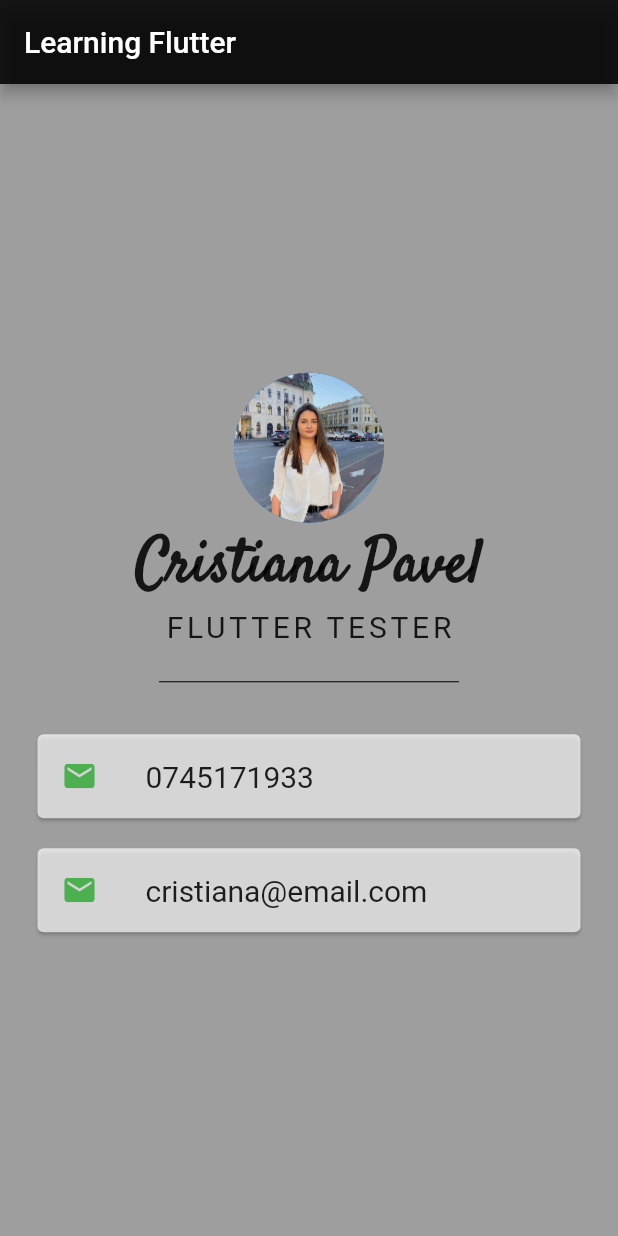
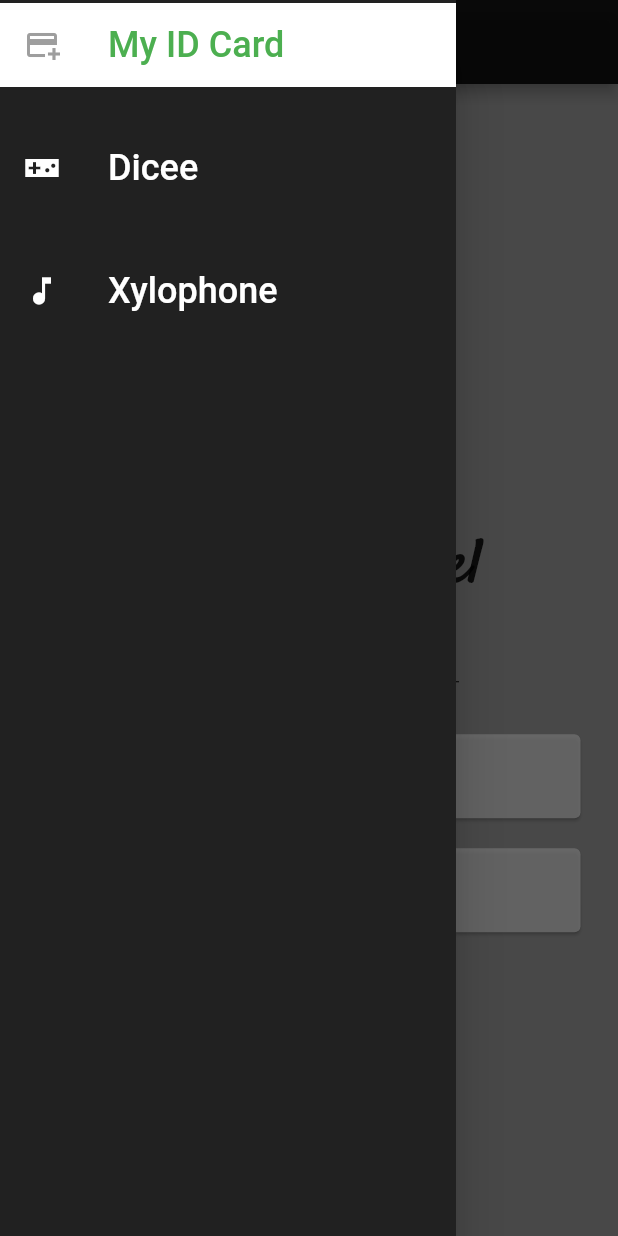
Before and after one commit to pavelcristiana/MyIDCard, a Flutter app: the screen it shows after launch, with the side drawer open (before the commit the screen has no drawer), on a phone screen of 412 x 824 dp. Run offline on Flutter 3.47's test engine with Material 2 defaults, Android fonts, the phone set to English and light mode, and no system bars.

Commit message:
some changes

```diff
--- a/lib/main.dart
+++ b/lib/main.dart
@@ -1,90 +1,61 @@
 import 'package:flutter/material.dart';
+import 'package:i_am_rich/page/dice_page.dart';
+import 'package:i_am_rich/page/my_id_card.dart';
+import 'package:provider/provider.dart';
+import 'package:i_am_rich/model/navigation_item.dart';
+import 'package:i_am_rich/widget/navigation_drawer_widget.dart';
+import 'package:i_am_rich/provider/navigation_provider.dart';
+import 'model/navigation_item.dart';
+import 'package:i_am_rich/main.dart';
+import 'package:i_am_rich/page/my_id_card.dart';
 
-//The main function is the starting point for all our Flutter Apps
-void main() {
+
+Future main() async {
+  WidgetsFlutterBinding.ensureInitialized();
+  // await SystemChrome.setPreferredOrientations([
+  //   DeviceOrientation.portraitUp,
+  //   DeviceOrientation.portraitDown,
+  // ]);
   runApp(MyApp());
 }
 
+class MainPage extends StatefulWidget {
+  @override
+  _MainPageState createState() => _MainPageState();
+}
+
 class MyApp extends StatelessWidget {
+
+  static final String title = 'Navigation Menu';
+
   @override
-  Widget build(BuildContext context) {
-    return MaterialApp(
-      home: Scaffold(
-        backgroundColor: Colors.grey,
-        appBar: AppBar(
-            backgroundColor: Colors.black87, title: Text('Learning Flutter')),
-        body: SafeArea(
-          child: Column(
-            mainAxisAlignment: MainAxisAlignment.center,
-            children: [
-              CircleAvatar(
-                radius: 50.0,
-                backgroundImage: AssetImage('images/MicrosoftTeams-image.png'),
-              ),
-              Text(
-                'Cristiana Pavel',
-                style: TextStyle(
-                  fontFamily: 'Satisfy',
-                  fontSize: 40.0,
-                  fontWeight: FontWeight.bold,
-                ),
-              ),
-              Text(
-                'FLUTTER TESTER',
-                style: TextStyle(
-                  fontFamily: 'Roboto',
-                  fontSize: 20.0,
-                  letterSpacing: 2.5,
-                ),
-              ),
-              SizedBox(
-                height: 50,
-                width: 200.0,
-                child: Divider(
-                  color: Colors.black,
-                ),
-              ),
+  Widget build(BuildContext context) => ChangeNotifierProvider(
+    create: (context) => NavigationProvider(),
+    child: MaterialApp(
+      debugShowCheckedModeBanner: false,
+      title: title,
+      theme: ThemeData(primarySwatch: Colors.deepOrange),
+      home: MainPage(),
+    ),
+  );
+}
 
-              Card(
-                color: Colors.white70,
-                margin: EdgeInsets.symmetric(vertical: 10.0, horizontal: 25.0),
-                child: ListTile(
-                  leading: Icon(
-                    Icons.email,
-                    color: Colors.green,
-                  ),
-                  title: Text(
-                    '0745171933',
-                    style: TextStyle(
-                      fontSize: 20.0,
-                      color: Colors.black87,
-                      fontFamily: 'Roboto',
-                    ),
-                  ),
-                ),
-              ),
-              Card(
-                color: Colors.white70,
-                margin: EdgeInsets.symmetric(vertical: 10.0, horizontal: 25.0),
-                child: ListTile(
-                  leading: Icon(
-                    Icons.email,
-                    color: Colors.green,
-                  ),
-                  title: Text(
-                    'cristiana@email.com',
-                    style: TextStyle(
-                      fontSize: 20.0,
-                      color: Colors.black87,
-                      fontFamily: 'Roboto',
-                    ),
-                  ),
-                ),
-              ),
-            ],
-          ),
-        ),
-      ),
-    );
+class _MainPageState extends State<MainPage> {
+  @override
+  Widget build(BuildContext context) => buildPages();
+
+  Widget buildPages() {
+    final provider = Provider.of<NavigationProvider>(context);
+    final navigationItem = provider.navigationItem;
+
+    switch (navigationItem) {
+      case NavigationItem.learning_flutter:
+        return MyIDCardPage();
+      case NavigationItem.dicee:
+        return DicePage();
+      case NavigationItem.Xylophone:
+        return DicePage();
+       }
   }
+
 }
--- /dev/null
+++ b/lib/model/navigation_item.dart
@@ -0,0 +1,5 @@
+enum NavigationItem {
+  learning_flutter,
+  dicee,
+  Xylophone,
+}
--- /dev/null
+++ b/lib/page/dice_page.dart
@@ -0,0 +1,61 @@
+import 'package:flutter/material.dart';
+import 'package:i_am_rich/main.dart';
+import 'package:i_am_rich/widget/navigation_drawer_widget.dart';
+import 'dart:math';
+
+class DicePage extends StatefulWidget {
+  @override
+  _DicePageState createState() => _DicePageState();
+}
+
+class _DicePageState extends State<DicePage> {
+  //this is going to refer to the number of the die that is going to be displayed on the left
+  int leftDiceNumber = 1;
+  //this is going to refer to the number of the die that is going to be displayed on the right
+  int rightDiceNumber = 1;
+
+  void changeDiceNumber() {
+    leftDiceNumber = Random().nextInt(6) + 1;
+    rightDiceNumber = Random().nextInt(6) + 1;
+  }
+
+  @override
+  Widget build(BuildContext context) {
+    return MaterialApp(
+      home: Scaffold(
+        drawer: NavigationDrawerWidget(),
+        backgroundColor: Colors.grey,
+        appBar: AppBar(
+          backgroundColor: Colors.black87,
+          title: Text('Dicee'),
+        ),
+        body: SafeArea(
+          child: Center(
+            child: Row(
+              children: [
+                Expanded(
+                    child: MaterialButton(
+                  onPressed: () {
+                    setState(() {
+                      changeDiceNumber();
+                    });
+                  },
+                  child: Image.asset('images/dice$leftDiceNumber.png'),
+                )),
+                Expanded(
+                  child: MaterialButton(
+                      onPressed: () {
+                        setState(() {
+                          changeDiceNumber();
+                        });
+                      },
+                      child: Image.asset('images/dice$rightDiceNumber.png')),
+                ),
+              ],
+            ),
+          ),
+        ),
+      ),
+    );
+  }
+}
--- /dev/null
+++ b/lib/page/my_id_card.dart
@@ -0,0 +1,86 @@
+import 'package:flutter/material.dart';
+import 'package:i_am_rich/widget/navigation_drawer_widget.dart';
+
+class MyIDCardPage extends StatelessWidget {
+  @override
+  Widget build(BuildContext context) {
+    return MaterialApp(
+      home: Scaffold(
+        drawer: NavigationDrawerWidget(),
+        backgroundColor: Colors.grey,
+        appBar: AppBar(
+            backgroundColor: Colors.black87, title: Text('Learning Flutter')),
+        body: SafeArea(
+          child: Column(
+            mainAxisAlignment: MainAxisAlignment.center,
+            children: [
+              CircleAvatar(
+                radius: 50.0,
+                backgroundImage: AssetImage('images/MicrosoftTeams-image.png'),
+              ),
+              Text(
+                'Cristiana Pavel',
+                style: TextStyle(
+                  fontFamily: 'Satisfy',
+                  fontSize: 40.0,
+                  fontWeight: FontWeight.bold,
+                ),
+              ),
+              Text(
+                'FLUTTER TESTER',
+                style: TextStyle(
+                  fontFamily: 'Roboto',
+                  fontSize: 20.0,
+                  letterSpacing: 2.5,
+                ),
+              ),
+              SizedBox(
+                height: 50,
+                width: 200.0,
+                child: Divider(
+                  color: Colors.black,
+                ),
+              ),
+              Card(
+                color: Colors.white70,
+                margin: EdgeInsets.symmetric(vertical: 10.0, horizontal: 25.0),
+                child: ListTile(
+                  leading: Icon(
+                    Icons.email,
+                    color: Colors.green,
+                  ),
+                  title: Text(
+                    '0745171933',
+                    style: TextStyle(
+                      fontSize: 20.0,
+                      color: Colors.black87,
+                      fontFamily: 'Roboto',
+                    ),
+                  ),
+                ),
+              ),
+              Card(
+                color: Colors.white70,
+                margin: EdgeInsets.symmetric(vertical: 10.0, horizontal: 25.0),
+                child: ListTile(
+                  leading: Icon(
+                    Icons.email,
+                    color: Colors.green,
+                  ),
+                  title: Text(
+                    'cristiana@email.com',
+                    style: TextStyle(
+                      fontSize: 20.0,
+                      color: Colors.black87,
+                      fontFamily: 'Roboto',
+                    ),
+                  ),
+                ),
+              ),
+            ],
+          ),
+        ),
+      ),
+    );
+  }
+}
--- /dev/null
+++ b/lib/provider/navigation_provider.dart
@@ -0,0 +1,14 @@
+import 'package:flutter/material.dart';
+import 'package:i_am_rich/model/navigation_item.dart';
+
+class NavigationProvider extends ChangeNotifier {
+  NavigationItem _navigationItem = NavigationItem.learning_flutter;
+
+  NavigationItem get navigationItem => _navigationItem;
+
+  void setNavigationItem(NavigationItem navigationItem) {
+    _navigationItem = navigationItem;
+
+    notifyListeners();
+  }
+}
--- /dev/null
+++ b/lib/widget/navigation_drawer_widget.dart
@@ -0,0 +1,78 @@
+import 'package:flutter/material.dart';
+import 'package:provider/provider.dart';
+import 'package:i_am_rich/model/navigation_item.dart';
+import 'package:i_am_rich/provider/navigation_provider.dart';
+
+class NavigationDrawerWidget extends StatelessWidget {
+  @override
+  Widget build(BuildContext context) => Drawer(
+        child: Container(
+          color: Colors.black87,
+          child: ListView(
+            children: [
+              Container(
+                child: Column(
+                  children: [
+                    const SizedBox(height: 2),
+                    buildMenuItem(
+                      context,
+                      item: NavigationItem.learning_flutter,
+                      text: 'My ID Card',
+                      icon: Icons.add_card,
+                    ),
+                    const SizedBox(height: 26),
+                    buildMenuItem(context,
+                        item: NavigationItem.dicee,
+                        text: 'Dicee',
+                        icon: Icons.videogame_asset_sharp),
+                    const SizedBox(height: 26),
+                    buildMenuItem(context,
+                        item: NavigationItem.Xylophone,
+                        text: 'Xylophone',
+                        icon: Icons.music_note)
+                  ],
+                ),
+              ),
+            ],
+          ),
+        ),
+      );
+
+  Widget buildMenuItem(
+    BuildContext context, {
+    required NavigationItem item,
+    required String text,
+    required IconData icon,
+  }) {
+    final provider = Provider.of<NavigationProvider>(context);
+    final currentItem = provider.navigationItem;
+    final isSelected = item == currentItem;
+
+    final iconColor;
+    final TextStyle style;
+    if (isSelected) {
+      style = TextStyle(color: Colors.green, fontSize: 24);
+      iconColor = Colors.grey;
+    } else {
+      style = TextStyle(color: Colors.white, fontSize: 24);
+      iconColor = Colors.white;
+    }
+
+    return Material(
+        color: Colors.transparent,
+        child: ListTile(
+          selected: isSelected,
+          selectedTileColor: Colors.white,
+          leading: Icon(icon, color: iconColor),
+          title: Text(text, style: style),
+          onTap: () => {
+            selectItem(context, item),
+          },
+        ));
+  }
+
+  void selectItem(BuildContext context, NavigationItem item) {
+    final provider = Provider.of<NavigationProvider>(context, listen: false);
+    provider.setNavigationItem(item);
+  }
+}
```
Also changed, not shown: pubspec.yaml (+10 -2 lines), images/dice1.png (added), images/dice2.png (added), images/dice3.png (added), images/dice4.png (added), images/dice5.png (added), images/dice6.png (added), lib/page/music_page.dart (added), pubspec.lock, 1 other file.
